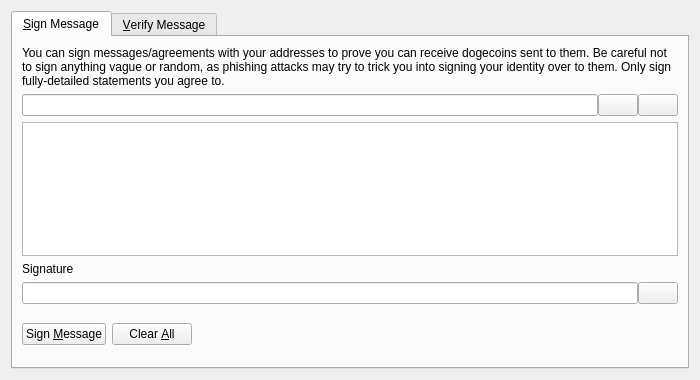
First picture: the form in src/qt/forms/signverifymessagedialog.ui, repository vashshawn/Pingvin-master, before the edit.
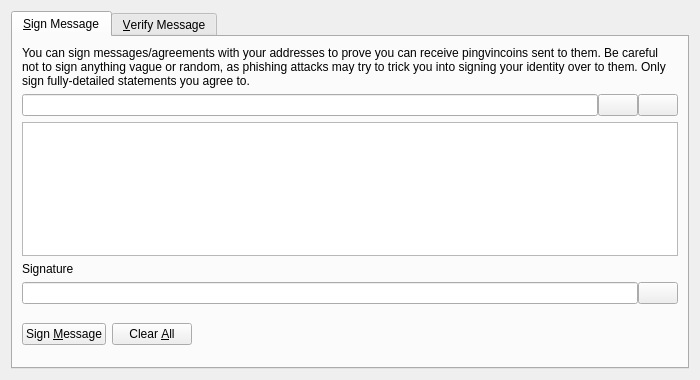
Second picture: the form after the edit. Icons and pictures are not drawn. Custom widgets are drawn as their Qt base class.

Commit message: dogecoin evolves to pingvincoin

Diff of the .ui file:
```diff
--- a/src/qt/forms/signverifymessagedialog.ui
+++ b/src/qt/forms/signverifymessagedialog.ui
@@ -30,7 +30,7 @@
        <item>
         <widget class="QLabel" name="infoLabel_SM">
          <property name="text">
-          <string>You can sign messages/agreements with your addresses to prove you can receive dogecoins sent to them. Be careful not to sign anything vague or random, as phishing attacks may try to trick you into signing your identity over to them. Only sign fully-detailed statements you agree to.</string>
+          <string>You can sign messages/agreements with your addresses to prove you can receive pingvincoins sent to them. Be careful not to sign anything vague or random, as phishing attacks may try to trick you into signing your identity over to them. Only sign fully-detailed statements you agree to.</string>
          </property>
          <property name="textFormat">
           <enum>Qt::PlainText</enum>
```
The commit also changes 210 other files.
